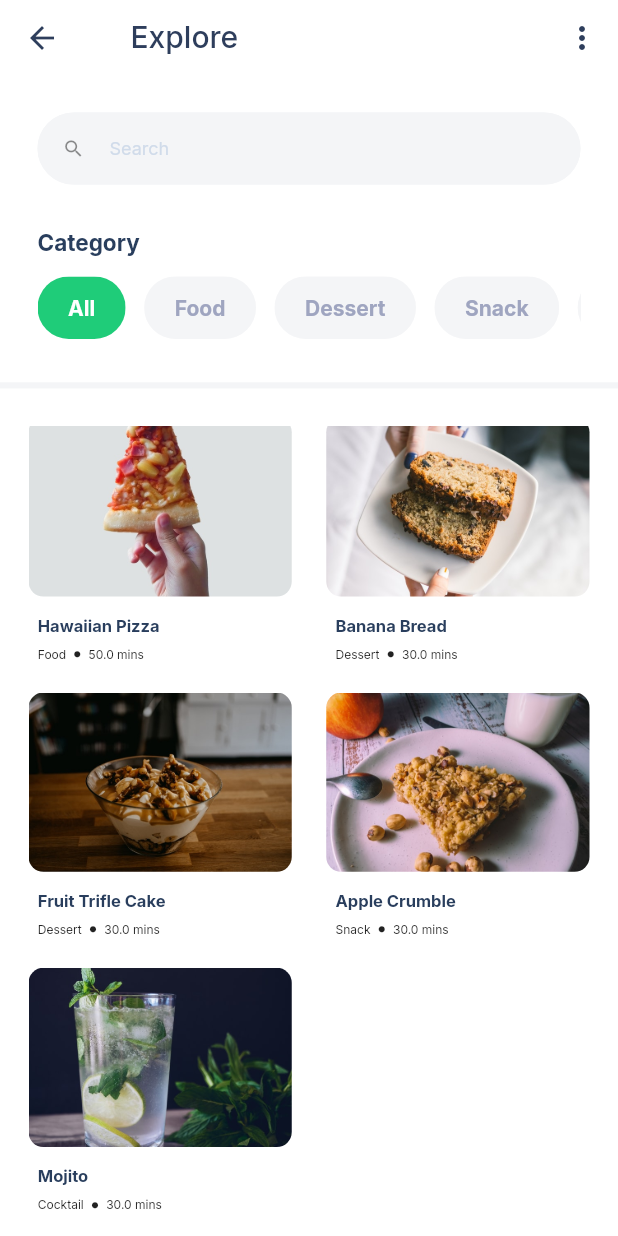
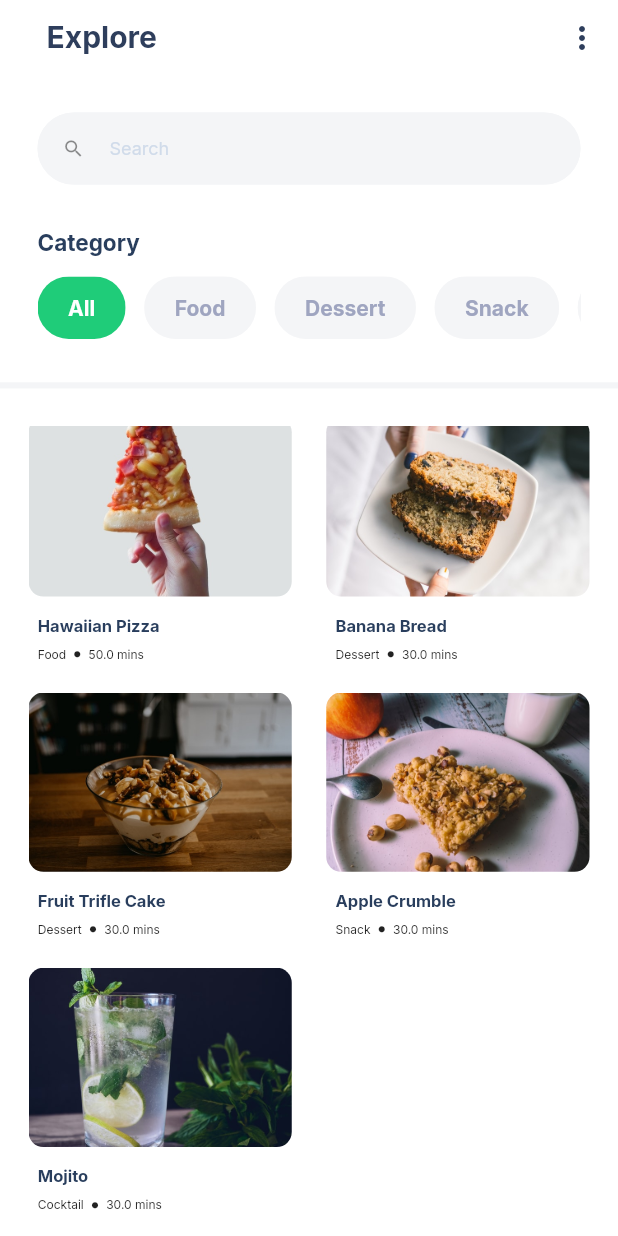
Before and after one commit to sandra-ntsoele/e-gordon, a Flutter app: the ExplorePage screen opened by its route, scrolled down 560 dp, on a phone screen of 412 x 824 dp. Run offline on Flutter 3.47's test engine with Material 2 defaults, Android fonts, the phone set to English and light mode, and no system bars; our stand-ins replace cloud_firestore, email_validator, file_picker, firebase_auth, firebase_core, google_fonts and 1 more; accounts and stored records are empty.

Commit message:
refactor: hide back button on app bar

```diff
--- a/lib/view/explore_page/components/explore_app_bar.dart
+++ b/lib/view/explore_page/components/explore_app_bar.dart
@@ -20,11 +20,14 @@ class _ExploreAppBarState extends State<ExploreAppBar> {
   @override
   Widget build(BuildContext context) {
     return AppBar(
+      automaticallyImplyLeading: false,
       title: Padding(
         padding: const EdgeInsets.symmetric(horizontal: 15),
         child: Text(
           widget.title,
-          style: TextStyle(),
+          style: const TextStyle(
+            fontWeight: FontWeight.bold,
+          ),
         ),
       ),
       actions: const [
```
